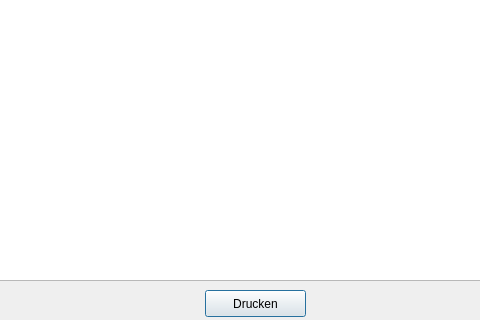
First picture: the form in cdlgunilist.ui, repository RobRoy1304/LaVa-2, before the edit; both pictures show x 245 to 725 and y 260 to 580 of the 1000 by 580 pixel window.
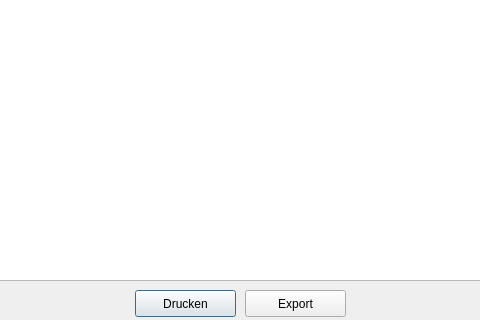
Second picture: the form after the edit. Icons and pictures are not drawn.

The edit to the form file:
```diff
--- a/cdlgunilist.ui
+++ b/cdlgunilist.ui
@@ -20,7 +20,7 @@
   <widget class="QPushButton" name="pushButtonPrint">
    <property name="geometry">
     <rect>
-     <x>450</x>
+     <x>380</x>
      <y>550</y>
      <width>101</width>
      <height>27</height>
@@ -78,6 +78,19 @@
     <bool>true</bool>
    </property>
   </widget>
+  <widget class="QPushButton" name="pushButtonExport">
+   <property name="geometry">
+    <rect>
+     <x>490</x>
+     <y>550</y>
+     <width>101</width>
+     <height>27</height>
+    </rect>
+   </property>
+   <property name="text">
+    <string>Export</string>
+   </property>
+  </widget>
  </widget>
  <resources>
   <include location="lava2res.qrc"/>
```
